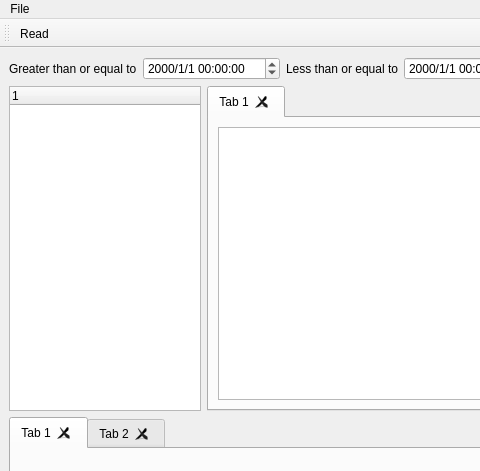
Old version of the form resource/ui/Main.ui in the repository XOB-CN/LogTools; both pictures show x 0 to 480 and y 0 to 471 of the 982 by 800 pixel window.
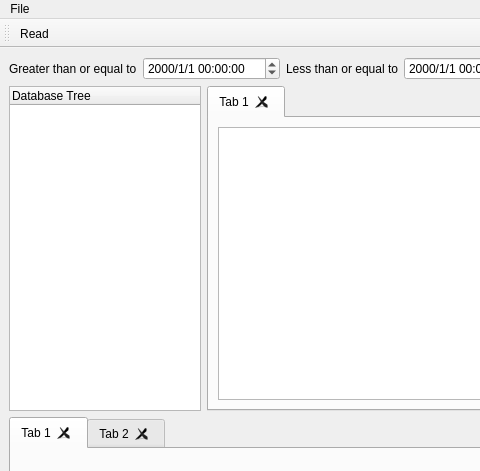
New version of the form.

Commit message:
coding QTreeWidget function
try coding QTreeWidget function

```diff
--- a/resource/ui/Main.ui
+++ b/resource/ui/Main.ui
@@ -129,7 +129,7 @@
           </property>
           <column>
            <property name="text">
-            <string notr="true">1</string>
+            <string>Database Tree</string>
            </property>
           </column>
          </widget>
```
The commit also changes 2 other files.
